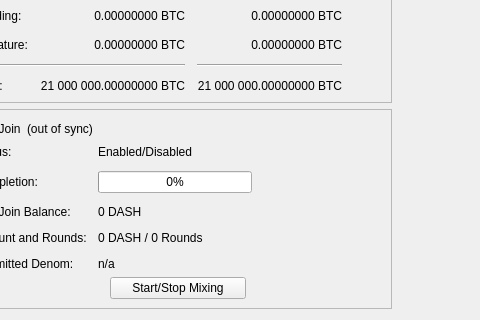
First picture: the form in src/qt/forms/overviewpage.ui, repository defcon-project/defcon, before the edit; both pictures show x 136 to 616 and y 113 to 433 of the 960 by 433 pixel window.
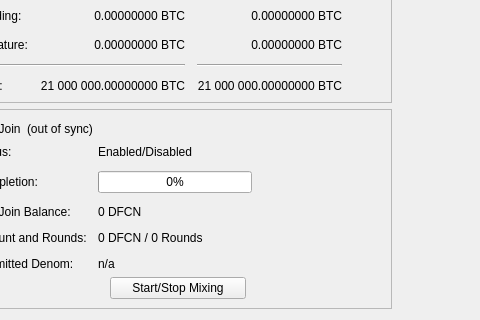
Second picture: the form after the edit. Custom widgets are drawn as their Qt base class.

Commit message: ui: update string literals to DeFCoN/DFCN

What changed in the file:
```diff
--- a/src/qt/forms/overviewpage.ui
+++ b/src/qt/forms/overviewpage.ui
@@ -455,7 +455,7 @@
             <item row="2" column="1">
              <widget class="QLabel" name="labelAnonymized">
               <property name="text">
-               <string notr="true">0 DASH</string>
+               <string notr="true">0 DFCN</string>
               </property>
              </widget>
             </item>
@@ -469,7 +469,7 @@
             <item row="3" column="1">
              <widget class="QLabel" name="labelAmountRounds">
               <property name="text">
-               <string>0 DASH / 0 Rounds</string>
+               <string>0 DFCN / 0 Rounds</string>
               </property>
              </widget>
             </item>
```
Left out of the diff: 6 changed lines with no effect on the pictures. The commit also changes 18 other files.
